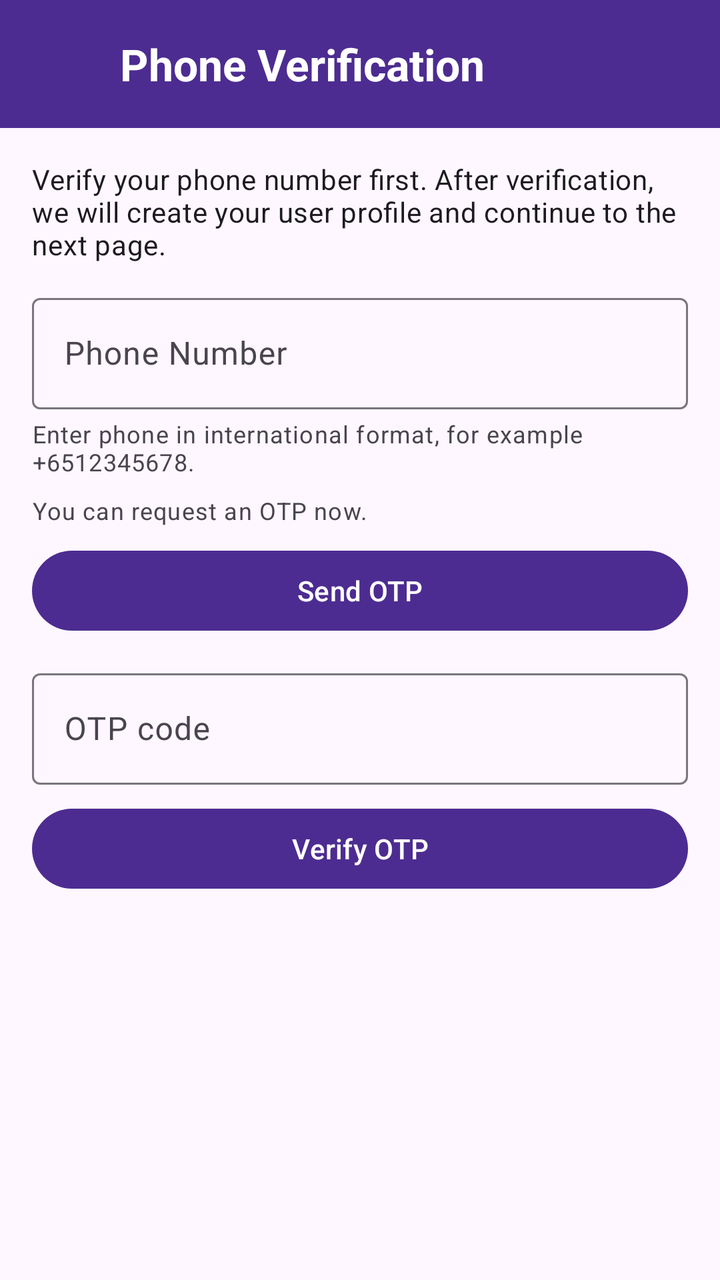
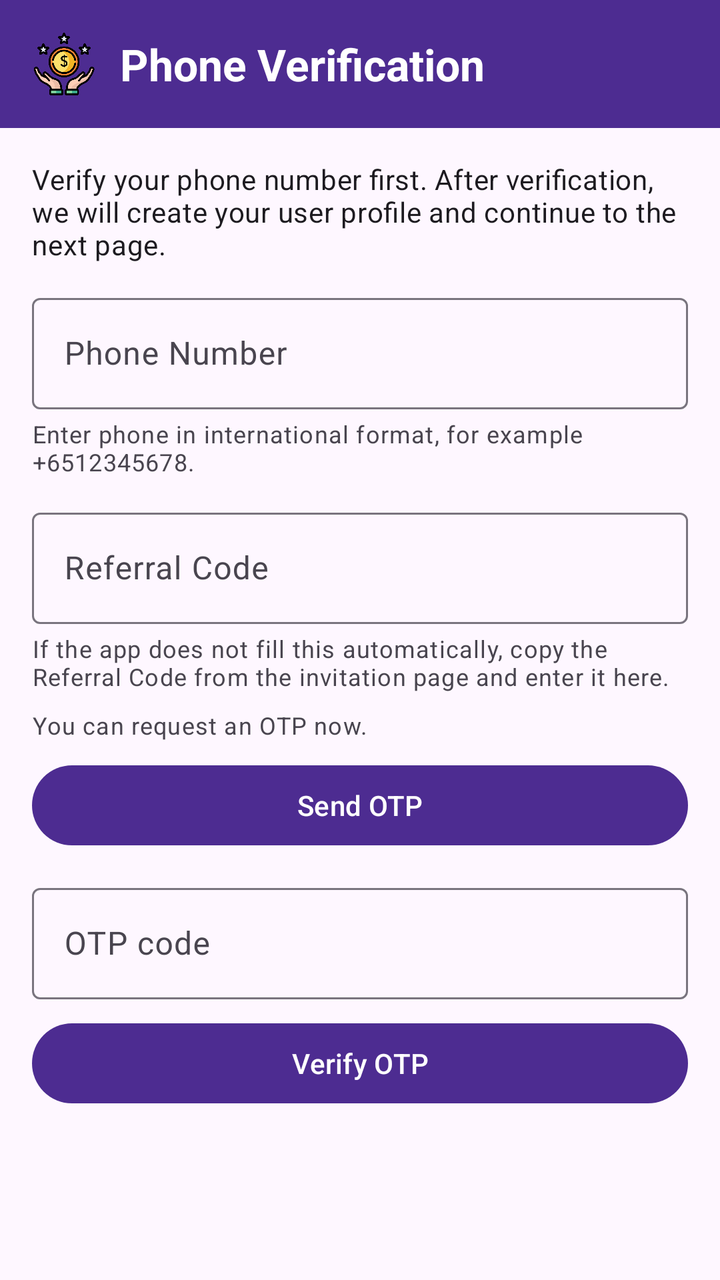

Screens rendered from an Android XML layout before and after an edit, with the pre-edit source and the edit as a unified diff.
<!-- AndroidManifest.xml: application theme Theme.ContactSync -->
<!-- res/layout/activity_verify_phone.xml -->
<?xml version="1.0" encoding="utf-8"?>
<androidx.constraintlayout.widget.ConstraintLayout xmlns:android="http://schemas.android.com/apk/res/android"
    xmlns:app="http://schemas.android.com/apk/res-auto"
    xmlns:tools="http://schemas.android.com/tools"
    android:layout_width="match_parent"
    android:layout_height="match_parent"
    tools:context=".VerifyPhoneActivity">

    <com.google.android.material.appbar.MaterialToolbar
        android:id="@+id/toolbar"
        android:layout_width="match_parent"
        android:layout_height="?attr/actionBarSize"
        android:background="?attr/colorPrimary"
        app:layout_constraintTop_toTopOf="parent"
        app:titleTextColor="?attr/colorOnPrimary">

        <LinearLayout
            android:layout_width="wrap_content"
            android:layout_height="match_parent"
            android:layout_gravity="start|center_vertical"
            android:gravity="center_vertical"
            android:orientation="horizontal">

            <ImageView
                android:id="@+id/toolbarBrandLogoImage"
                android:layout_width="32dp"
                android:layout_height="32dp"
                android:layout_marginEnd="12dp"
                android:contentDescription="@string/brand_logo_content_description"
                android:scaleType="fitCenter"
                android:src="@drawable/tenant_brand_mark" />

            <TextView
                android:id="@+id/toolbarTitleText"
                android:layout_width="wrap_content"
                android:layout_height="wrap_content"
                android:text="@string/verify_phone_title"
                android:textAppearance="?attr/textAppearanceTitleLarge"
                android:textColor="?attr/colorOnPrimary"
                android:textStyle="bold" />
        </LinearLayout>
    </com.google.android.material.appbar.MaterialToolbar>

    <LinearLayout
        android:id="@+id/contentContainer"
        android:layout_width="match_parent"
        android:layout_height="wrap_content"
        android:gravity="center_horizontal"
        android:orientation="vertical"
        android:padding="16dp"
        app:layout_constraintTop_toBottomOf="@id/toolbar">

        <TextView
            android:id="@+id/verifyPhoneIntroText"
            android:layout_width="match_parent"
            android:layout_height="wrap_content"
            android:text="@string/verify_phone_intro"
            android:textAppearance="?attr/textAppearanceBodyMedium" />

        <com.google.android.material.textfield.TextInputLayout
            android:id="@+id/userPhoneInputLayout"
            style="@style/Widget.Material3.TextInputLayout.OutlinedBox"
            android:layout_width="match_parent"
            android:layout_height="wrap_content"
            android:layout_marginTop="12dp"
            android:hint="@string/user_phone_hint">

            <com.google.android.material.textfield.TextInputEditText
                android:id="@+id/userPhoneInput"
                android:layout_width="match_parent"
                android:layout_height="wrap_content"
                android:imeOptions="actionNext"
                android:inputType="phone" />
        </com.google.android.material.textfield.TextInputLayout>

        <TextView
            android:id="@+id/phoneFormatHintText"
            android:layout_width="match_parent"
            android:layout_height="wrap_content"
            android:layout_marginTop="4dp"
            android:text="@string/phone_format_hint"
            android:textAppearance="?attr/textAppearanceBodySmall" />

        <TextView
            android:id="@+id/cooldownText"
            android:layout_width="match_parent"
            android:layout_height="wrap_content"
            android:layout_marginTop="8dp"
            android:text="@string/send_otp_ready"
            android:textAppearance="?attr/textAppearanceBodySmall" />

        <com.google.android.material.button.MaterialButton
            android:id="@+id/sendOtpButton"
            android:layout_width="match_parent"
            android:layout_height="wrap_content"
            android:layout_marginTop="8dp"
            android:text="@string/send_otp" />

        <com.google.android.material.textfield.TextInputLayout
            android:id="@+id/otpCodeInputLayout"
            style="@style/Widget.Material3.TextInputLayout.OutlinedBox"
            android:layout_width="match_parent"
            android:layout_height="wrap_content"
            android:layout_marginTop="12dp"
            android:hint="@string/otp_code_hint">

            <com.google.android.material.textfield.TextInputEditText
                android:id="@+id/otpCodeInput"
                android:layout_width="match_parent"
                android:layout_height="wrap_content"
                android:imeOptions="actionDone"
                android:inputType="number" />
        </com.google.android.material.textfield.TextInputLayout>

        <com.google.android.material.button.MaterialButton
            android:id="@+id/verifyOtpButton"
            android:layout_width="match_parent"
            android:layout_height="wrap_content"
            android:layout_marginTop="8dp"
            android:text="@string/verify_otp" />

        <ProgressBar
            android:id="@+id/progressBar"
            style="?android:attr/progressBarStyleHorizontal"
            android:layout_width="match_parent"
            android:layout_height="wrap_content"
            android:layout_marginTop="12dp"
            android:indeterminate="true"
            android:visibility="gone" />
    </LinearLayout>

    <TextView
        android:id="@+id/statusText"
        android:layout_width="0dp"
        android:layout_height="wrap_content"
        android:layout_margin="16dp"
        android:text="@string/status_idle"
        android:visibility="gone"
        android:textAppearance="?attr/textAppearanceBodyMedium"
        app:layout_constraintEnd_toEndOf="parent"
        app:layout_constraintStart_toStartOf="parent"
        app:layout_constraintTop_toBottomOf="@id/contentContainer" />

</androidx.constraintlayout.widget.ConstraintLayout>
<!-- resources referenced by this layout -->
<resources>
  <string name="brand_logo_content_description">Tenant logo</string>
  <string name="otp_code_hint">OTP code</string>
  <string name="phone_format_hint">Enter phone in international format, for example +6512345678.</string>
  <string name="send_otp">Send OTP</string>
  <string name="send_otp_ready">You can request an OTP now.</string>
  <string name="status_idle">Status: Ready</string>
  <string name="user_phone_hint">Phone Number</string>
  <string name="verify_otp">Verify OTP</string>
  <string name="verify_phone_intro">Verify your phone number first. After verification, we will create your user profile and continue to the next page.</string>
  <string name="verify_phone_title">Phone Verification</string>
  <style name="Theme.ContactSync" parent="Theme.Material3.DayNight.NoActionBar">
          <item name="colorPrimary">@color/brand_primary</item>
          <item name="colorOnPrimary">@color/brand_on_primary</item>
          <item name="android:statusBarColor">@color/brand_primary</item>
          <item name="android:navigationBarColor">@color/brand_surface</item>
          <item name="colorSurface">@color/brand_surface</item>
      </style>
  <color name="brand_primary">#4D2C91</color>
  <color name="brand_on_primary">#FFFFFF</color>
  <color name="brand_surface">#F7F4FB</color>
</resources>

<!-- the commit's change to res/layout/activity_verify_phone.xml (unified diff, before → after) -->
@@ -9,14 +9,15 @@
     <com.google.android.material.appbar.MaterialToolbar
         android:id="@+id/toolbar"
         android:layout_width="match_parent"
-        android:layout_height="?attr/actionBarSize"
+        android:layout_height="wrap_content"
         android:background="?attr/colorPrimary"
+        android:minHeight="?attr/actionBarSize"
         app:layout_constraintTop_toTopOf="parent"
         app:titleTextColor="?attr/colorOnPrimary">
 
         <LinearLayout
             android:layout_width="wrap_content"
-            android:layout_height="match_parent"
+            android:layout_height="wrap_content"
             android:layout_gravity="start|center_vertical"
             android:gravity="center_vertical"
             android:orientation="horizontal">
@@ -41,14 +42,24 @@
         </LinearLayout>
     </com.google.android.material.appbar.MaterialToolbar>
 
-    <LinearLayout
-        android:id="@+id/contentContainer"
-        android:layout_width="match_parent"
-        android:layout_height="wrap_content"
-        android:gravity="center_horizontal"
-        android:orientation="vertical"
-        android:padding="16dp"
-        app:layout_constraintTop_toBottomOf="@id/toolbar">
+    <androidx.core.widget.NestedScrollView
+        android:id="@+id/contentScrollView"
+        android:layout_width="0dp"
+        android:layout_height="0dp"
+        android:clipToPadding="false"
+        android:fillViewport="true"
+        app:layout_constraintTop_toBottomOf="@id/toolbar"
+        app:layout_constraintBottom_toBottomOf="parent"
+        app:layout_constraintStart_toStartOf="parent"
+        app:layout_constraintEnd_toEndOf="parent">
+
+        <LinearLayout
+            android:id="@+id/contentContainer"
+            android:layout_width="match_parent"
+            android:layout_height="wrap_content"
+            android:gravity="center_horizontal"
+            android:orientation="vertical"
+            android:padding="16dp">
 
         <TextView
             android:id="@+id/verifyPhoneIntroText"
@@ -79,6 +90,30 @@
             android:layout_height="wrap_content"
             android:layout_marginTop="4dp"
             android:text="@string/phone_format_hint"
+            android:textAppearance="?attr/textAppearanceBodySmall" />
+
+        <com.google.android.material.textfield.TextInputLayout
+            android:id="@+id/referralCodeInputLayout"
+            style="@style/Widget.Material3.TextInputLayout.OutlinedBox"
+            android:layout_width="match_parent"
+            android:layout_height="wrap_content"
+            android:layout_marginTop="12dp"
+            android:hint="@string/referral_code_hint">
+
+            <com.google.android.material.textfield.TextInputEditText
+                android:id="@+id/referralCodeInput"
+                android:layout_width="match_parent"
+                android:layout_height="wrap_content"
+                android:imeOptions="actionNext"
+                android:inputType="textCapWords" />
+        </com.google.android.material.textfield.TextInputLayout>
+
+        <TextView
+            android:id="@+id/referralCodeHelpText"
+            android:layout_width="match_parent"
+            android:layout_height="wrap_content"
+            android:layout_marginTop="4dp"
+            android:text="@string/referral_code_help"
             android:textAppearance="?attr/textAppearanceBodySmall" />
 
         <TextView
@@ -119,26 +154,25 @@
             android:layout_marginTop="8dp"
             android:text="@string/verify_otp" />
 
-        <ProgressBar
-            android:id="@+id/progressBar"
-            style="?android:attr/progressBarStyleHorizontal"
-            android:layout_width="match_parent"
-            android:layout_height="wrap_content"
-            android:layout_marginTop="12dp"
-            android:indeterminate="true"
-            android:visibility="gone" />
-    </LinearLayout>
+            <ProgressBar
+                android:id="@+id/progressBar"
+                style="?android:attr/progressBarStyleHorizontal"
+                android:layout_width="match_parent"
+                android:layout_height="wrap_content"
+                android:layout_marginTop="12dp"
+                android:indeterminate="true"
+                android:visibility="gone" />
 
-    <TextView
-        android:id="@+id/statusText"
-        android:layout_width="0dp"
-        android:layout_height="wrap_content"
-        android:layout_margin="16dp"
-        android:text="@string/status_idle"
-        android:visibility="gone"
-        android:textAppearance="?attr/textAppearanceBodyMedium"
-        app:layout_constraintEnd_toEndOf="parent"
-        app:layout_constraintStart_toStartOf="parent"
-        app:layout_constraintTop_toBottomOf="@id/contentContainer" />
+            <TextView
+                android:id="@+id/statusText"
+                android:layout_width="match_parent"
+                android:layout_height="wrap_content"
+                android:layout_marginTop="16dp"
+                android:paddingBottom="24dp"
+                android:text="@string/status_idle"
+                android:visibility="gone"
+                android:textAppearance="?attr/textAppearanceBodyMedium" />
+        </LinearLayout>
+    </androidx.core.widget.NestedScrollView>
 
 </androidx.constraintlayout.widget.ConstraintLayout>
<!-- resource entries referenced after the edit -->
@@ -1,8 +1,18 @@
 <!-- resources referenced by this layout -->
 <resources>
+  <!-- drawable tenant_brand_mark (drawable) -->
+  <?xml version="1.0" encoding="utf-8"?>
+  <inset xmlns:android="http://schemas.android.com/apk/res/android"
+      android:drawable="@mipmap/ic_launcher"
+      android:insetLeft="4dp"
+      android:insetTop="4dp"
+      android:insetRight="4dp"
+      android:insetBottom="4dp" />
   <string name="brand_logo_content_description">Tenant logo</string>
   <string name="otp_code_hint">OTP code</string>
   <string name="phone_format_hint">Enter phone in international format, for example +6512345678.</string>
+  <string name="referral_code_help">If the app does not fill this automatically, copy the Referral Code from the invitation page and enter it here.</string>
+  <string name="referral_code_hint">Referral Code</string>
   <string name="send_otp">Send OTP</string>
   <string name="send_otp_ready">You can request an OTP now.</string>
   <string name="status_idle">Status: Ready</string>
